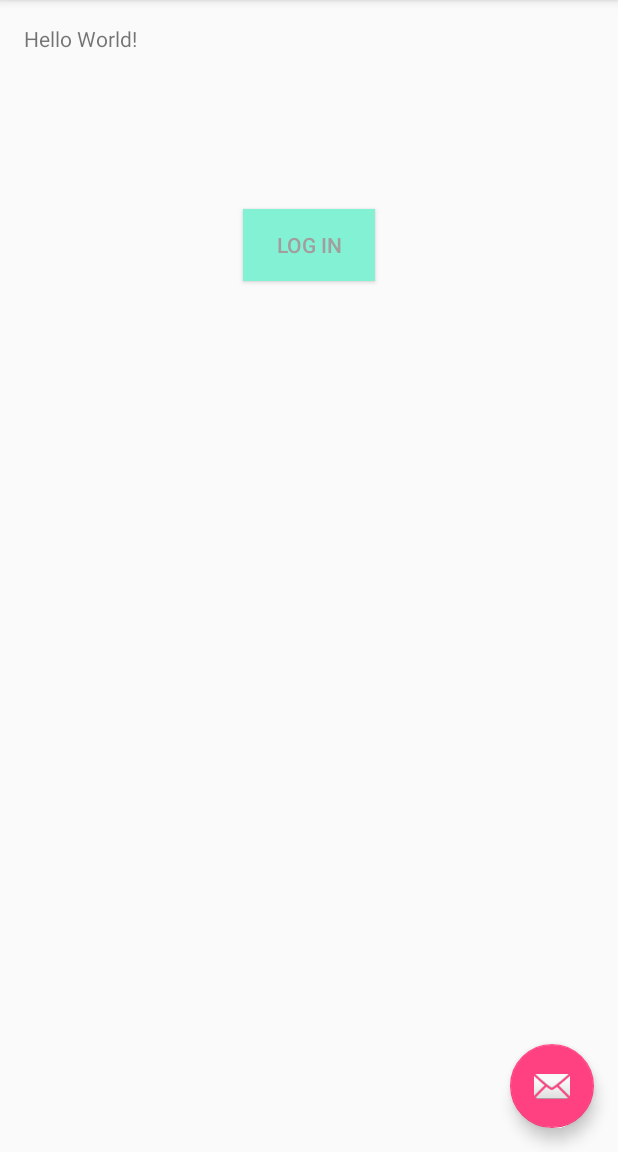
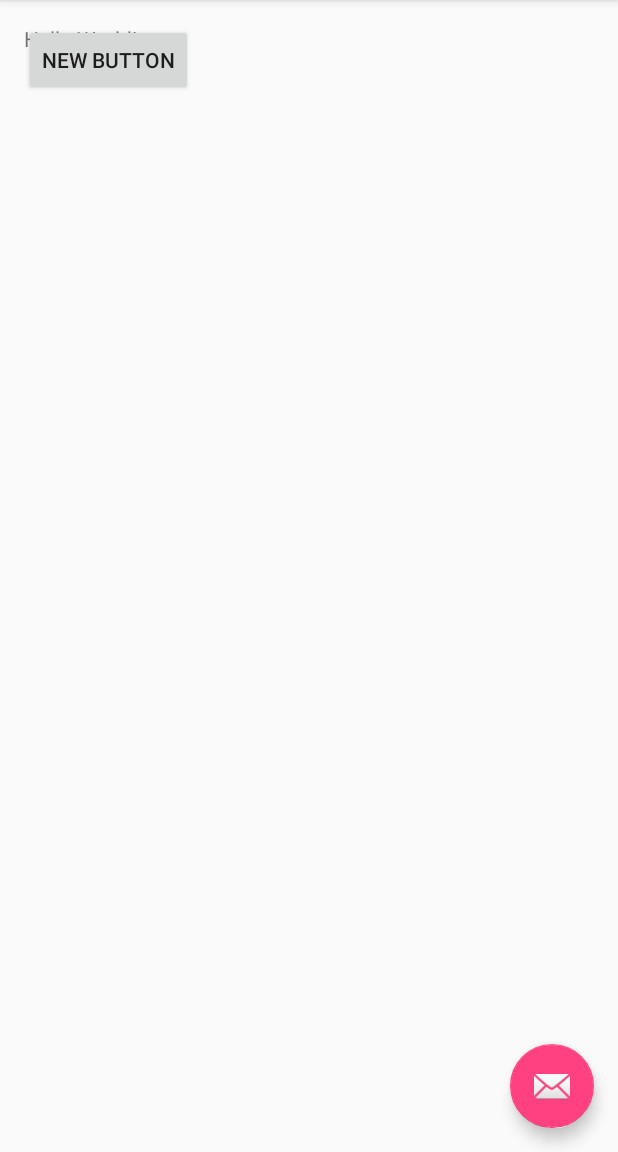
Before and after one commit to Estheroy/CS110Lab2, an Android app: the screen it shows after launch (MainActivity), on a phone screen of 412 x 824 dp, the part 84-1236 px from its top. Run offline under Robolectric (Android 15) with nearby library versions, the phone set to English and light mode, and no system bars.

Commit message:
Revert "change button text and color"
This reverts commit e2e7202552ec72453cac3006852d6f38b7d8df5f.

```diff
--- a/app/src/main/res/layout/content_main.xml
+++ b/app/src/main/res/layout/content_main.xml
@@ -10,16 +10,11 @@
     tools:showIn="@layout/activity_main" tools:context=".MainActivity">
 
     <TextView android:text="Hello World!" android:layout_width="wrap_content"
-        android:layout_height="wrap_content"
-        android:id="@+id/textView" />
+        android:layout_height="wrap_content" />
 
     <Button
         android:layout_width="wrap_content"
         android:layout_height="wrap_content"
-        android:text="Log in"
-        android:layout_below="@+id/textView"
-        android:layout_centerHorizontal="true"
-        android:layout_marginTop="104dp"
-        android:background="#82f1d4"
-        android:textColor="#a39e9e" />
+        android:text="New Button"
+        android:id="@+id/button" />
 </RelativeLayout>
```
